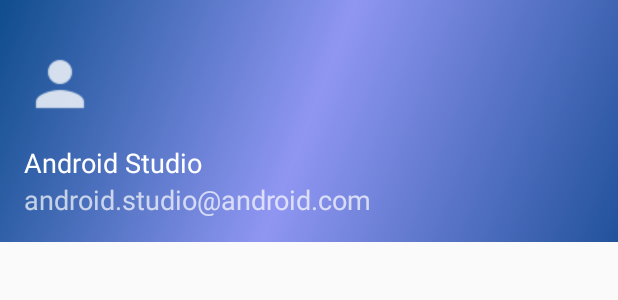
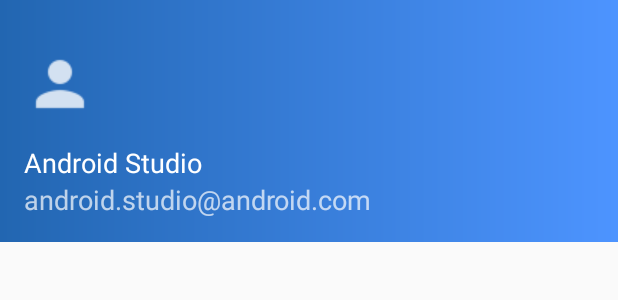
Before and after one commit to ngajski/ZagrebParkingApp, an Android app: the layout nav_header_main.xml on its own in the app's theme, with its tools: preview values and no code run, on a phone screen of 412 x 824 dp. Shown: the top 300 px of the screen. Run offline under Robolectric (Android 15) with nearby library versions, the phone set to English and light mode, and no system bars.

Commit message:
uređeno još malo

```diff
--- a/app/src/main/res/drawable/side_nav_bar.xml
+++ b/app/src/main/res/drawable/side_nav_bar.xml
@@ -1,9 +1,10 @@
 <shape xmlns:android="http://schemas.android.com/apk/res/android"
     android:shape="rectangle">
     <gradient
-        android:angle="135"
-        android:centerColor="#8F96F2"
-        android:endColor="#0F4D8D"
-        android:startColor="#22529B"
-        android:type="linear" />
+
+        android:endColor="#4d94ff"
+        android:gradientRadius="200"
+        android:startColor="@color/colorPrimary"
+        android:type="linear">
+    </gradient>
 </shape>
--- a/app/src/main/res/menu/activity_map_drawer.xml
+++ b/app/src/main/res/menu/activity_map_drawer.xml
@@ -17,7 +17,7 @@
     </group>
 
 
-        <item android:title="User">
+        <item android:title="">
             <menu>
                 <item
                     android:id="@+id/logout"
```
